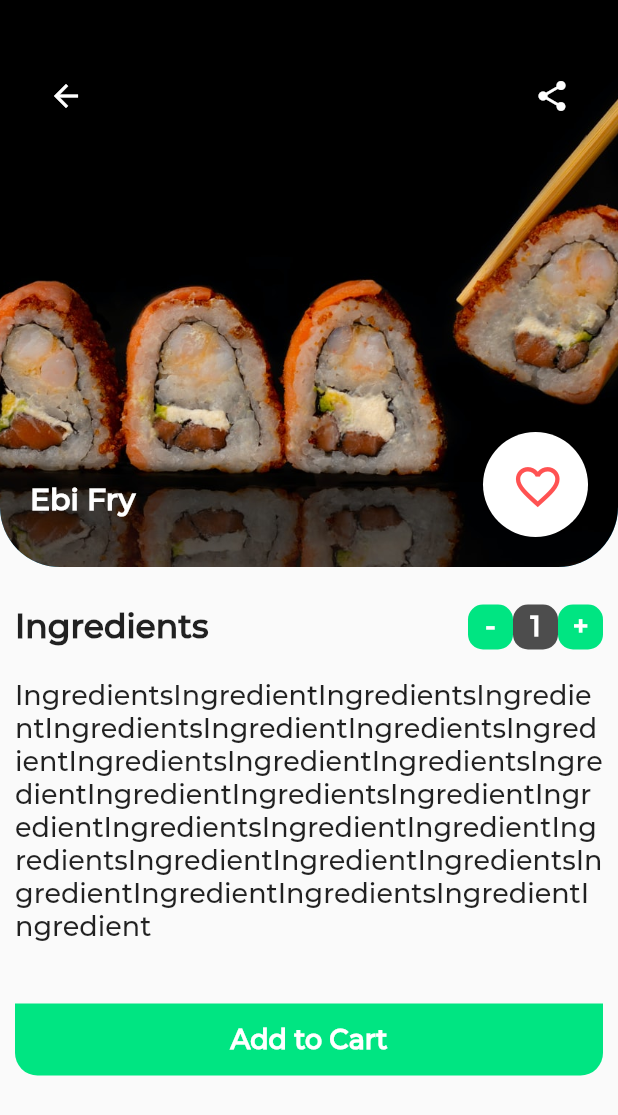
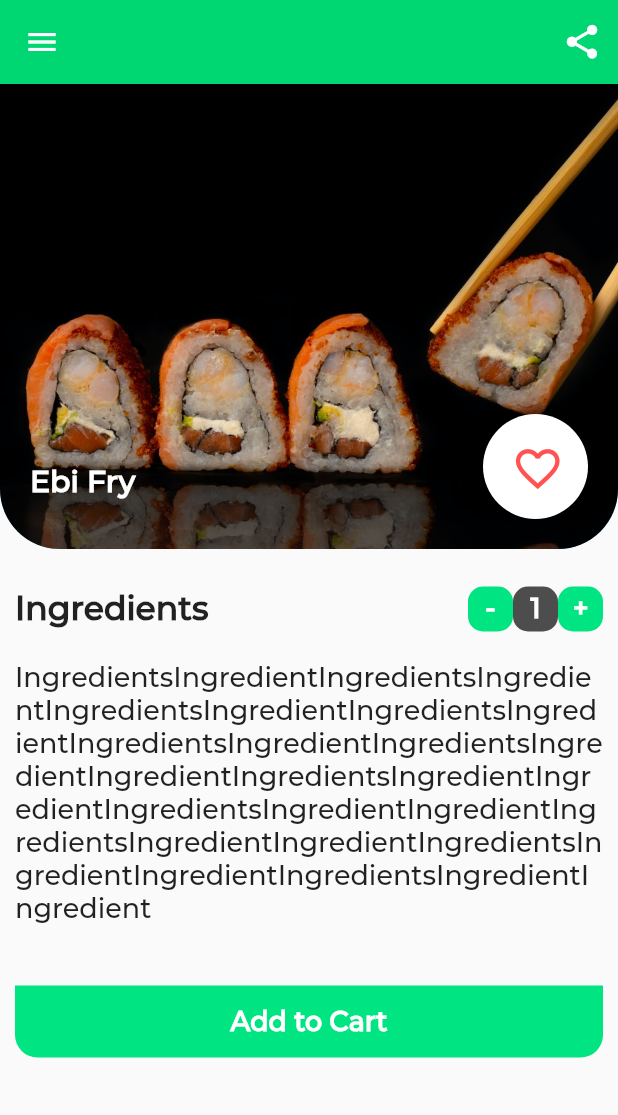
Before and after one commit to Yousef93it/food-ordering-flutter-app, a Flutter app: the MealDetailScreen screen opened by its route, on a phone screen of 412 x 824 dp. Shown: the top 1115 px of the screen. Run offline on Flutter 3.47's test engine with Material 2 defaults, Android fonts, the phone set to English and light mode, and no system bars; our stand-ins replace flutter_svg, form_field_validator.

Commit message:
modified mealScreenAppbar

```diff
--- a/lib/global_widgets/side_menu.dart
+++ b/lib/global_widgets/side_menu.dart
@@ -1,6 +1,7 @@
 import 'package:flutter/material.dart';
 import 'package:flutter_svg/flutter_svg.dart';
 import 'package:food_ordering_app_ui_fur_mobile_systeme/constants.dart';
+import 'package:food_ordering_app_ui_fur_mobile_systeme/screens/favorites/favorites_screen.dart';
 import 'package:food_ordering_app_ui_fur_mobile_systeme/screens/order/order_screen.dart';
 import 'package:food_ordering_app_ui_fur_mobile_systeme/screens/filter/filter_screen.dart';
 import 'package:food_ordering_app_ui_fur_mobile_systeme/screens/home/home_screen.dart';
@@ -41,7 +42,10 @@ class SideMenu extends StatelessWidget {
           DrawerListTile(
             title: "Favorites",
             //  iconSvg: "assets/icons/Home.svg",
-            press: () {},
+            press: () {
+               Navigator.of(context)
+                  .pushReplacementNamed(FavoritesScreen.routeName);
+            },
           ),
           DrawerListTile(
             title: "Cart",
--- a/lib/routes.dart
+++ b/lib/routes.dart
@@ -1,14 +1,16 @@
 import 'package:flutter/material.dart';
-import 'package:food_ordering_app_ui_fur_mobile_systeme/screens/filter/filter_screen.dart';
-import 'package:food_ordering_app_ui_fur_mobile_systeme/screens/forgotPassword/forgot_password_screen.dart';
-import 'package:food_ordering_app_ui_fur_mobile_systeme/screens/forgotPassword/reset_email_sent_screen.dart';
-import 'package:food_ordering_app_ui_fur_mobile_systeme/screens/home/home_screen.dart';
-import 'package:food_ordering_app_ui_fur_mobile_systeme/screens/meal_detail/meal_detail_screen.dart';
-import 'package:food_ordering_app_ui_fur_mobile_systeme/screens/order/order_screen.dart';
-import 'package:food_ordering_app_ui_fur_mobile_systeme/screens/restaurant/restaurant_screen.dart';
-import 'package:food_ordering_app_ui_fur_mobile_systeme/screens/signIn/sign_in_screen.dart';
-import 'package:food_ordering_app_ui_fur_mobile_systeme/screens/signUp/sign_up_screen.dart';
-import 'package:food_ordering_app_ui_fur_mobile_systeme/screens/unknown_route/unknown_route_screen.dart';
+
+import 'screens/filter/filter_screen.dart';
+import 'screens/forgotPassword/forgot_password_screen.dart';
+import 'screens/forgotPassword/reset_email_sent_screen.dart';
+import 'screens/home/home_screen.dart';
+import 'screens/meal_detail/meal_detail_screen.dart';
+import 'screens/order/order_screen.dart';
+import 'screens/restaurant/restaurant_screen.dart';
+import 'screens/signIn/sign_in_screen.dart';
+import 'screens/signUp/sign_up_screen.dart';
+import 'screens/unknown_route/unknown_route_screen.dart';
+import 'screens/favorites/favorites_screen.dart';
 
 final Map<String, WidgetBuilder> routes = {
   HomeScreen.routeName: (context) => const HomeScreen(),
@@ -21,6 +23,7 @@ final Map<String, WidgetBuilder> routes = {
   SignUpScreen.routeName: (context) => SignUpScreen(),
   FilterScreen.routeName: (context) => FilterScreen(),
   UnknownRouteScreen.routeName: (context) => UnknownRouteScreen(),
+  FavoritesScreen.routeName: (context) => FavoritesScreen(),
 
 
 
--- /dev/null
+++ b/lib/screens/favorites/body.dart
@@ -0,0 +1,10 @@
+import 'package:flutter/material.dart';
+
+class Body extends StatelessWidget {
+  const Body({Key key}) : super(key: key);
+
+  @override
+  Widget build(BuildContext context) {
+    return Text("I am the favorites screen");
+  }
+}
--- a/lib/screens/meal_detail/body.dart
+++ b/lib/screens/meal_detail/body.dart
@@ -1,8 +1,6 @@
 import 'package:flutter/material.dart';
 
 import '../../constants.dart';
-
-
 
 class Body extends StatefulWidget {
   const Body({Key key}) : super(key: key);
@@ -30,7 +28,7 @@ class _BodyState extends State<Body> {
                     padding: const EdgeInsets.all(20),
                     decoration: const BoxDecoration(
                       color: blue,
-                        image:  DecorationImage(
+                      image: DecorationImage(
                         image: AssetImage("assets/images/Ebi Fry.jpeg"),
                         fit: BoxFit.cover,
                       ),
@@ -42,26 +40,6 @@ class _BodyState extends State<Body> {
                     child: Column(
                       crossAxisAlignment: CrossAxisAlignment.start,
                       children: [
-                          const SizedBox(height: 20),
-                          Row(
-                            mainAxisAlignment: MainAxisAlignment.spaceBetween,
-                            children: [
-                              IconButton(
-                                onPressed: () {},
-                                icon: const Icon(
-                                  Icons.arrow_back,
-                                  color: Colors.white,
-                                ),
-                              ),
-                              IconButton(
-                                onPressed: () {},
-                                icon: const Icon(
-                                  Icons.share,
-                                  color: Colors.white,
-                                ),
-                              ),
-                            ],
-                          ),
                         const SizedBox(height: 200),
                         Row(
                           mainAxisAlignment: MainAxisAlignment.spaceBetween,
--- a/lib/screens/meal_detail/meal_detail_screen.dart
+++ b/lib/screens/meal_detail/meal_detail_screen.dart
@@ -2,17 +2,33 @@ import 'package:flutter/material.dart';
 import 'package:flutter/widgets.dart';
 import 'package:food_ordering_app_ui_fur_mobile_systeme/global_widgets/side_menu.dart';
 
+import '../../constants.dart';
 import 'body.dart';
 
 class MealDetailScreen extends StatelessWidget {
-   static String routeName = "/meal-detail";
+  static String routeName = "/meal-detail";
   const MealDetailScreen({Key key}) : super(key: key);
 
   @override
   Widget build(BuildContext context) {
-    return const Scaffold(
-      drawer: SideMenu(),
-      body: Body(),
+    return Scaffold(
+      appBar: AppBar(
+        backgroundColor: aBitLighterGreen,
+        actions: [
+          IconButton(
+            onPressed: () {
+              //show a bottomSheet with social media buttons share on facebook, tweeter...
+            },
+            icon: const Icon(
+              Icons.share,
+              size: 27,
+              color: Colors.white,
+            ),
+          ),
+        ],
+      ),
+      drawer: const SideMenu(),
+      body: const Body(),
     );
   }
 }
--- a/lib/screens/order/order_screen.dart
+++ b/lib/screens/order/order_screen.dart
@@ -4,7 +4,7 @@ import '../../constants.dart';
 import 'components/body.dart';
 
 class OrderScreen extends StatelessWidget {
-  static String routeName = "/cart";
+  static String routeName = "/orders";
   const OrderScreen({Key key}) : super(key: key);
 
   @override
```
Also changed, not shown: lib/screens/favorites/favorites_screen.dart (added, +37 -0 lines), lib/to_do.dart (+4 -3 lines). Lines whose indentation alone changed are shown as unchanged.
